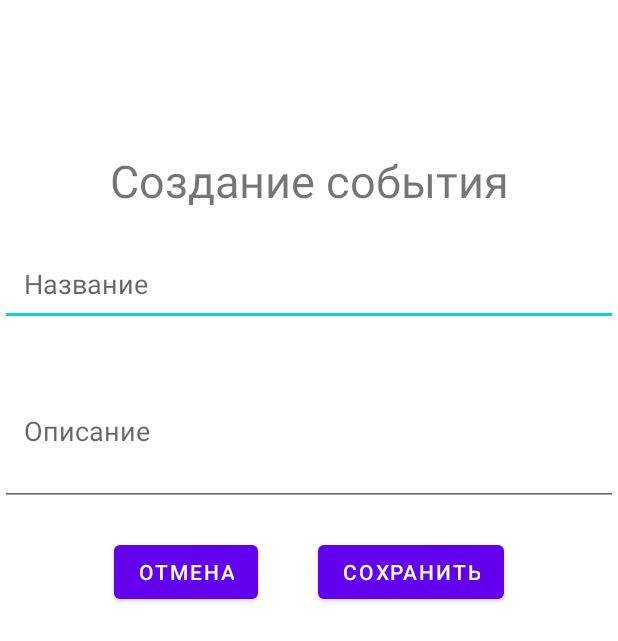
After one commit to CreatFun/LifeRun, an Android app: the EventDetailsActivity screen opened directly, with no data from a screen before it, on a phone screen of 412 x 824 dp. The commit adds this screen. Shown: the top 641 px of the screen. Run offline under Robolectric (Android 15) with nearby library versions, the phone set to English and light mode, and no system bars; our stand-ins replace Room's generated code.

Commit message:
added activity for creating/editing events

```diff
--- a/app/src/main/AndroidManifest.xml
+++ b/app/src/main/AndroidManifest.xml
@@ -9,16 +9,19 @@
     <uses-permission android:name="android.permission.BODY_SENSORS" />
 
     <application
+        android:name=".App"
         android:allowBackup="true"
         android:dataExtractionRules="@xml/data_extraction_rules"
         android:enableOnBackInvokedCallback="true"
         android:fullBackupContent="@xml/backup_rules"
         android:icon="@mipmap/ic_launcher"
         android:label="@string/app_name"
-        android:name=".App"
         android:supportsRtl="true"
         android:theme="@style/Theme.LifeRun"
         tools:targetApi="31">
+        <activity
+            android:name=".EventDetailsActivity"
+            android:exported="false" />
         <activity
             android:name=".SettingsActivity"
             android:exported="false" />
@@ -31,9 +34,8 @@
                 <category android:name="android.intent.category.LAUNCHER" />
             </intent-filter>
         </activity>
-        <activity
-            android:name=".NoteDetailsActivity"/>
-        <activity android:name=".EventPopup"/>
+        <activity android:name=".NoteDetailsActivity" />
+        <activity android:name=".EventPopup" />
     </application>
 
 </manifest>
--- a/app/src/main/java/com/example/liferun/CalendarPage.java
+++ b/app/src/main/java/com/example/liferun/CalendarPage.java
@@ -61,7 +61,7 @@ public class CalendarPage extends Fragment implements CalendarAdapter.OnItemList
         addEventButton.setOnClickListener(new View.OnClickListener() {
             @Override
             public void onClick(View view) {
-                //TODO: add event adding
+                EventDetailsActivity.startEventDetailsActivity(getActivity(),null);
             }
         });
 
@@ -179,7 +179,9 @@ public class CalendarPage extends Fragment implements CalendarAdapter.OnItemList
     }
 
     public void startEventPopup(){
-        Intent intent = new Intent(getActivity(), EventPopup.class);
-        startActivity(intent);
+        PopupWindow eventsPopupWindow = new PopupWindow(getContext());
+        View eventsPopupView = getLayoutInflater().inflate(R.layout.popup_events, null);
+        eventsPopupWindow.setContentView(eventsPopupView);
+        eventsPopupWindow.showAtLocation(getView(),1,0,0);
     }
 }
--- /dev/null
+++ b/app/src/main/java/com/example/liferun/EventDetailsActivity.java
@@ -0,0 +1,88 @@
+package com.example.liferun;
+
+import androidx.appcompat.app.AppCompatActivity;
+
+import android.app.Activity;
+import android.content.Intent;
+import android.os.Bundle;
+import android.view.View;
+import android.widget.Button;
+import android.widget.EditText;
+import android.widget.TextView;
+
+import com.example.liferun.model.Event;
+import com.example.liferun.model.Note;
+
+import java.util.Calendar;
+import java.util.Locale;
+
+public class EventDetailsActivity extends AppCompatActivity {
+
+    private static final String EXTRA_EVENT = "EventDetailsActivity.EXTRA_EVENT";
+
+    static Event event;
+
+//    static Button pickDateButton;
+    Button saveEventButton, cancelButton;
+
+    private EditText eventName, eventDescription;
+    private TextView createEdit_text;
+
+    @Override
+    protected void onCreate(Bundle savedInstanceState) {
+        super.onCreate(savedInstanceState);
+        setContentView(R.layout.activity_event_details);
+
+        eventName = findViewById(R.id.eventName);
+        eventDescription = findViewById(R.id.eventDescription);
+        createEdit_text = findViewById(R.id.createEdit_text);
+        saveEventButton = findViewById(R.id.saveEventButton);
+        cancelButton = findViewById(R.id.cancelButton);
+
+
+        if (getIntent().hasExtra(EXTRA_EVENT)){
+            event = getIntent().getParcelableExtra(EXTRA_EVENT);
+            createEdit_text.setText("Редактирование события");
+            eventName.setText(event.eventName);
+            eventDescription.setText(event.eventDescription);
+        }
+        else {
+            createEdit_text.setText("Создание события");
+            event = new Event();
+        }
+
+        cancelButton.setOnClickListener(new View.OnClickListener() {
+            @Override
+            public void onClick(View view) {
+                finish();
+            }
+        });
+
+        saveEventButton.setOnClickListener(new View.OnClickListener() {
+            @Override
+            public void onClick(View view) {
+                if (eventName.getText().length() > 0){
+                    event.eventName = eventName.getText().toString();
+                    event.eventDescription = eventDescription.getText().toString();
+                    if (getIntent().hasExtra(EXTRA_EVENT)){
+                        App.getInstance().getEventDao().update(event);
+                    }
+                    else {
+                        App.getInstance().getEventDao().insert(event);
+                    }
+
+                }
+                finish();
+            }
+        });
+
+    }
+
+    public static void startEventDetailsActivity(Activity caller, Event event){
+        Intent intent = new Intent(caller, EventDetailsActivity.class);
+        if (event != null){
+            intent.putExtra(EXTRA_EVENT, event);
+        }
+        caller.startActivity(intent);
+    }
+}
--- /dev/null
+++ b/app/src/main/res/layout/activity_event_details.xml
@@ -0,0 +1,70 @@
+<?xml version="1.0" encoding="utf-8"?>
+<androidx.constraintlayout.widget.ConstraintLayout xmlns:android="http://schemas.android.com/apk/res/android"
+    xmlns:app="http://schemas.android.com/apk/res-auto"
+    xmlns:tools="http://schemas.android.com/tools"
+    android:layout_width="match_parent"
+    android:layout_height="match_parent"
+    tools:context=".EventDetailsActivity">
+
+    <LinearLayout
+        android:orientation="vertical"
+        android:layout_width="match_parent"
+        android:layout_height="match_parent"
+        android:layout_marginTop="100sp"
+        android:layout_marginBottom="100sp">
+
+        <TextView
+            android:id="@+id/createEdit_text"
+            android:layout_width="match_parent"
+            android:layout_height="wrap_content"
+            android:text="Создание события"
+            android:textSize="30sp"
+            android:gravity="center"/>
+
+        <EditText
+            android:id="@+id/eventName"
+            android:layout_width="match_parent"
+            android:layout_height="wrap_content"
+            android:minHeight="30sp"
+            android:hint="Название"
+            android:layout_marginTop="20sp"
+            android:padding="16sp"/>
+
+        <EditText
+            android:id="@+id/eventDescription"
+            android:layout_width="match_parent"
+            android:layout_height="wrap_content"
+            android:minHeight="100sp"
+            android:hint="Описание"
+            android:layout_marginTop="20sp"
+            android:padding="16sp"/>
+
+        <LinearLayout
+            android:orientation="horizontal"
+            android:layout_width="match_parent"
+            android:layout_height="wrap_content"
+            android:layout_marginTop="20sp"
+            android:gravity="center"
+            >
+
+            <Button
+                android:id="@+id/cancelButton"
+                android:layout_width="wrap_content"
+                android:layout_height="wrap_content"
+                android:text="Отмена"
+                android:layout_marginEnd="20sp" />
+
+            <Button
+                android:id="@+id/saveEventButton"
+                android:layout_width="wrap_content"
+                android:layout_height="wrap_content"
+                android:text="Сохранить"
+                android:layout_marginStart="20sp"/>
+
+        </LinearLayout>
+
+
+
+    </LinearLayout>
+
+</androidx.constraintlayout.widget.ConstraintLayout>
```
